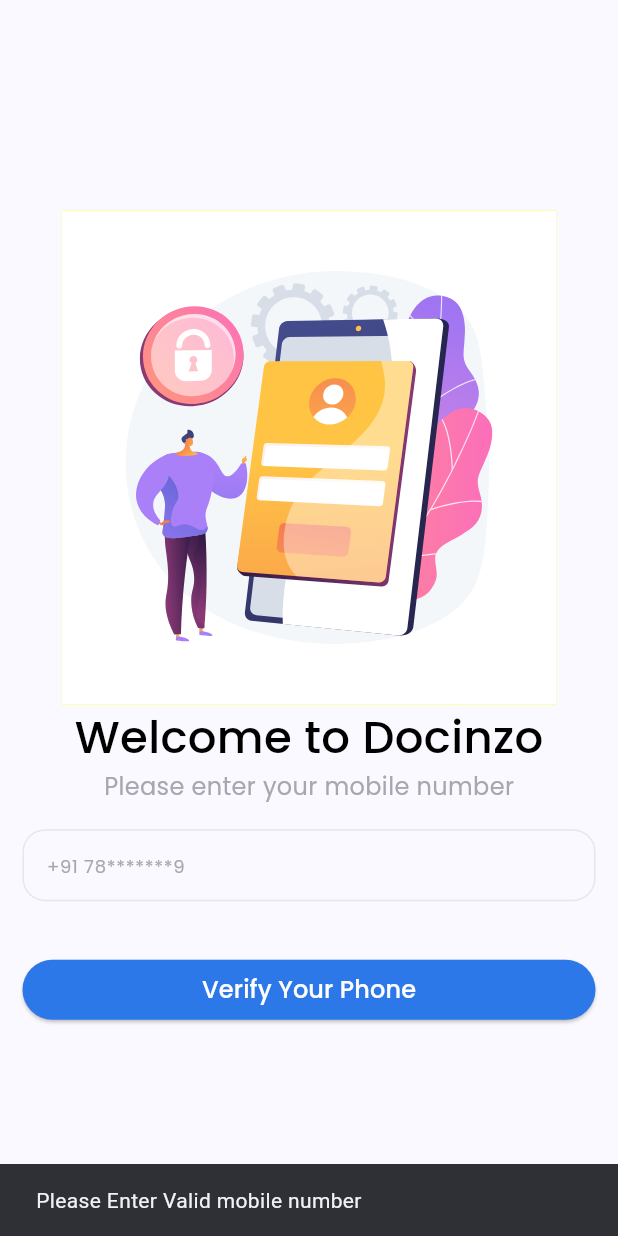
After one commit to prachi-git99/Docinzo, a Flutter app: the screen it shows after launch, after a tap on "Verify Your Phone", on a phone screen of 412 x 824 dp. The commit adds this screen. Run offline on Flutter 3.47's test engine with Material 3 defaults, Android fonts, the phone set to English and light mode, and no system bars; our stand-ins replace dotted_border, easy_date_timeline, file_picker, fl_chart, flutter_secure_storage, flutter_svg and 5 more; missing offline and left inert: mobile_number, time_slot.

Commit message:
doctor list and otp login done

```diff
--- a/lib/common_widgets/custom_textfield_widget.dart
+++ b/lib/common_widgets/custom_textfield_widget.dart
@@ -1,7 +1,7 @@
 import 'package:doctor/consts/consts.dart';
 
 Widget customTextField(
-    {String? title, String? hintText, context, keytype, controller}) {
+    {String? title, String? hintText, context, keytype, controller, onchange}) {
   return Column(
     crossAxisAlignment: CrossAxisAlignment.start,
     children: [
@@ -14,8 +14,11 @@ Widget customTextField(
       TextField(
         controller: controller,
         keyboardType: keytype,
+        onChanged: onchange,
+        maxLength: keytype == TextInputType.phone ? 10 : null,
         decoration: InputDecoration(
           border: InputBorder.none,
+          counterText: " ",
           hintStyle: TextStyle(
               color: fontGrey,
               fontWeight: FontWeight.normal,
--- a/lib/consts/lists.dart
+++ b/lib/consts/lists.dart
@@ -1,6 +1,6 @@
 import 'package:doctor/consts/consts.dart';
 import 'package:doctor/screens/book_ambulance_screen/book_ambulance_screen.dart';
-import 'package:doctor/screens/book_appointment_screen/book_appointment_screen.dart';
+import 'package:doctor/screens/book_appointment_screen/doctors_list_screen.dart';
 import 'package:doctor/screens/health_record_screen/health_record_screen.dart';
 import 'package:doctor/screens/lab_test_screen/lab_test_screen.dart';
 import 'package:doctor/screens/report_screen/add_report_screen.dart';
@@ -35,7 +35,7 @@ final services = [
     "icon": icAppointment,
     "title": "Appointment",
     "color": lightYellow,
-    "screen": AppointmentScreen()
+    "screen": const DoctorsListScreen()
   },
   {
     "icon": icLab,
@@ -62,7 +62,7 @@ final familyMemberServices = [
     "icon": icAppointment,
     "title": "Book Appointment",
     "color": glassWhite,
-    "screen": AppointmentScreen()
+    "screen": DoctorsListScreen()
   },
   {
     "icon": icLab,
--- /dev/null
+++ b/lib/controllers/auth_controller.dart
@@ -0,0 +1,69 @@
+import 'package:flutter/services.dart';
+import 'package:get/get.dart';
+import 'package:mobile_number/mobile_number.dart';
+
+// import 'package:simnumber/sim_number.dart';
+// import 'package:simnumber/siminfo.dart';
+
+import '../consts/consts.dart';
+
+class AuthController extends GetxController {
+  @override
+  void onInit() {
+    // TODO: implement onInit
+    super.onInit();
+    // printSimCardsData();
+    MobileNumber.listenPhonePermission((isPermissionGranted) {
+      if (isPermissionGranted) {
+        initMobileNumberState();
+      } else {}
+    });
+
+    initMobileNumberState();
+  }
+
+  // void printSimCardsData() async {
+  //   try {
+  //     SimInfo simInfo = await SimNumber.getSimData();
+  //     print("oooooo");
+  //     print(simInfo.cards);
+  //     for (var s in simInfo.cards) {
+  //       print('Serial number: ${s.slotIndex} ${s.phoneNumber}');
+  //     }
+  //   } on Exception catch (e) {
+  //     debugPrint("error! code: ${e.toString()} - message: ${e.toString()}");
+  //   }
+  // }
+
+  RxString _mobileNumber = ''.obs;
+  List<SimCard> _simCard = <SimCard>[];
+
+  // Platform messages are asynchronous, so we initialize in an async method.
+  Future<void> initMobileNumberState() async {
+    if (!await MobileNumber.hasPhonePermission) {
+      await MobileNumber.requestPhonePermission;
+      return;
+    }
+    String mobileNumber = '';
+    // Platform messages may fail, so we use a try/catch PlatformException.
+    try {
+      mobileNumber = (await MobileNumber.mobileNumber)!;
+      _simCard = (await MobileNumber.getSimCards)!;
+      print(_simCard);
+      print(mobileNumber);
+    } on PlatformException catch (e) {
+      debugPrint("Failed to get mobile number because of '${e.message}'");
+    }
+    _mobileNumber.value = mobileNumber;
+  }
+
+  RxString errorText = " ".obs;
+
+  void validateInput(String input) {
+    if (!['6', '7', '8', '9'].contains(input[0])) {
+      errorText.value = 'Invalid phone number';
+    } else {
+      errorText.value = " ";
+    }
+  }
+}
--- a/lib/controllers/home_controller.dart
+++ b/lib/controllers/home_controller.dart
@@ -1,10 +1,8 @@
 import 'package:get/get.dart';
-class HomeController extends GetxController{
 
-  var currentNavIndex=0.obs;
+class HomeController extends GetxController {
+  var currentNavIndex = 0.obs;
   var searchTabIndex = 0.obs;
 
   RxBool isLoading = false.obs;
-
-
 }
--- a/lib/env.dart
+++ b/lib/env.dart
@@ -3,8 +3,3 @@ const APP_NAME = "Docinzo";
 //random size(height) int to get from constants like large, medium, small
 
 // add firebase crash analytics
-
-//doctors list
-//doctor detail page
-//show pdf / images
-//show schedule
--- /dev/null
+++ b/lib/local_storage/get_local_data.dart
@@ -0,0 +1,9 @@
+
+import 'package:flutter_secure_storage/flutter_secure_storage.dart';
+
+Future<Map> getLocalData() async {
+  final FlutterSecureStorage storage = const FlutterSecureStorage();
+  Map values = await storage.readAll();
+
+  return values;
+}
--- a/lib/main.dart
+++ b/lib/main.dart
@@ -1,3 +1,4 @@
+import 'package:doctor/screens/auth_screens/login_screen/login_screen.dart';
 import 'package:doctor/screens/home.dart';
 import 'package:flutter/material.dart';
 
@@ -21,7 +22,11 @@ class MyApp extends StatelessWidget {
         colorScheme: ColorScheme.fromSeed(seedColor: primaryColor),
         useMaterial3: true,
       ),
-      home: Home(),
+      routes: {
+        "loginScreen": (context) => LoginScreen(),
+        "home": (context) => const Home(),
+      },
+      home: const Home(),
     );
   }
 }
--- /dev/null
+++ b/lib/screens/auth_screens/login_screen/login_screen.dart
@@ -0,0 +1,86 @@
+import 'package:doctor/common_widgets/custom_botton_widget.dart';
+import 'package:doctor/common_widgets/custom_textfield_widget.dart';
+import 'package:doctor/consts/consts.dart';
+import 'package:doctor/env.dart';
+import 'package:doctor/screens/auth_screens/otp_screen/otp_screen.dart';
+import 'package:flutter_svg/flutter_svg.dart';
+import 'package:get/get.dart';
+
+import '../../../components/responsive_text.dart';
+import '../../../controllers/auth_controller.dart';
+
+class LoginScreen extends StatelessWidget {
+  LoginScreen({Key? key}) : super(key: key);
+
+  var controller = Get.put(AuthController());
+
+  TextEditingController phoneController = TextEditingController();
+
+  @override
+  Widget build(BuildContext context) {
+    var size = MediaQuery.of(context).size;
+
+    return Scaffold(
+      resizeToAvoidBottomInset: false,
+      body: Container(
+        padding: EdgeInsets.symmetric(
+            vertical: appVerticalPadding, horizontal: appHorizontalPadding),
+        child: Column(
+          crossAxisAlignment: CrossAxisAlignment.center,
+          mainAxisAlignment: MainAxisAlignment.center,
+          children: [
+            Container(
+              color: Colors.yellowAccent,
+              child: SvgPicture.asset(
+                "assets/images/loginImg.svg",
+                fit: BoxFit.contain,
+                height: size.height * 0.4,
+              ),
+            ),
+            responsiveText(
+                context: context,
+                text: "Welcome to $APP_NAME",
+                textColor: black,
+                fontWeight: FontWeight.w500,
+                size: 30.0),
+            responsiveText(
+                context: context,
+                text: "Please enter your mobile number",
+                textColor: fontGrey,
+                fontWeight: FontWeight.w400,
+                size: 16.0),
+            customTextField(
+                title: "",
+                hintText: "+91 78*******9",
+                context: context,
+                keytype: TextInputType.phone,
+                onchange: (input) => controller.validateInput(input),
+                controller: phoneController),
+            controller.errorText.value != " "
+                ? responsiveText(
+                    context: context,
+                    text: controller.errorText.value,
+                    textColor: Colors.red,
+                    fontWeight: FontWeight.w400,
+                    size: 12.0)
+                : SizedBox.shrink(),
+            SizedBox(height: appVerticalMargin),
+            customButtonWidget(context, "Verify Your Phone", white, 16.0, () {
+              if (phoneController.text.length == 10 &&
+                  controller.errorText.value == " ") {
+                Navigator.of(context).push(MaterialPageRoute(
+                    builder: (context) => PhoneOtpScreen(
+                          phone: phoneController.text,
+                        )));
+              } else {
+                ScaffoldMessenger.of(context).showSnackBar(SnackBar(
+                  content: Text("Please Enter Valid mobile number"),
+                ));
+              }
+            })
+          ],
+        ),
+      ),
+    );
+  }
+}
--- a/lib/screens/home.dart
+++ b/lib/screens/home.dart
@@ -4,12 +4,48 @@ import 'package:get/get.dart';
 
 import '../consts/consts.dart';
 import '../controllers/home_controller.dart';
+import '../local_storage/get_local_data.dart';
 import 'health_record_screen/health_record_screen.dart';
 import 'home_screen/home_screen.dart';
 import 'notification_screen/notification_screen.dart';
 
-class Home extends StatelessWidget {
+class Home extends StatefulWidget {
   const Home({Key? key}) : super(key: key);
+
+  @override
+  State<Home> createState() => _HomeState();
+}
+
+class _HomeState extends State<Home> {
+  var controller = Get.put(HomeController());
+
+  var data;
+
+  void getToken() async {
+    Map values = await getLocalData();
+    if (values['jwtToken'] == null) {
+      Navigator.pushNamedAndRemoveUntil(
+          context, "loginScreen", (route) => false);
+    } else {
+      setState(() {
+        data = values;
+      });
+      print("already logged in user id : $values");
+    }
+  }
+
+  @override
+  void initState() {
+    super.initState();
+    getToken();
+  }
+
+  @override
+  void dispose() {
+    // TODO: implement dispose
+    Get.delete<HomeController>();
+    super.dispose();
+  }
 
   buildBottomNavigationBarItem(name, icon, controller, currentNavIndex) {
     return BottomNavigationBarItem(
@@ -28,8 +64,6 @@ class Home extends StatelessWidget {
 
   @override
   Widget build(BuildContext context) {
-    var controller = Get.put(HomeController());
-
     List<BottomNavigationBarItem> navbarItem = [
       buildBottomNavigationBarItem(
           "Home", "assets/images/icons/navbar_icons/$homeIcon", controller, 0),
--- a/pubspec.yaml
+++ b/pubspec.yaml
@@ -16,6 +16,10 @@ dependencies:
 
   cupertino_icons: ^1.0.2
 
+  pinput:
+  mobile_number:
+  simnumber:
+  flutter_secure_storage:
   random_avatar: ^0.0.8
   scroll_date_picker:
   open_file:
```
Also changed, not shown: lib/screens/auth_screens/otp_screen/otp_screen.dart (added, +151 -0 lines), lib/screens/book_appointment_screen/book_appointment_screen.dart (+12 -2 lines), lib/screens/book_appointment_screen/doctors_list_screen.dart (+70 -0 lines), lib/screens/book_appointment_screen/widgets/show_doctor_card.dart (added, +75 -0 lines), lib/screens/health_record_screen/appointment_screen/appointment_tab_screen.dart (+7 -1 lines), lib/screens/profile_screen/profile_screen.dart (+12 -1 lines), assets/images/loginImg.svg (added), pubspec.lock, 7 other files.
